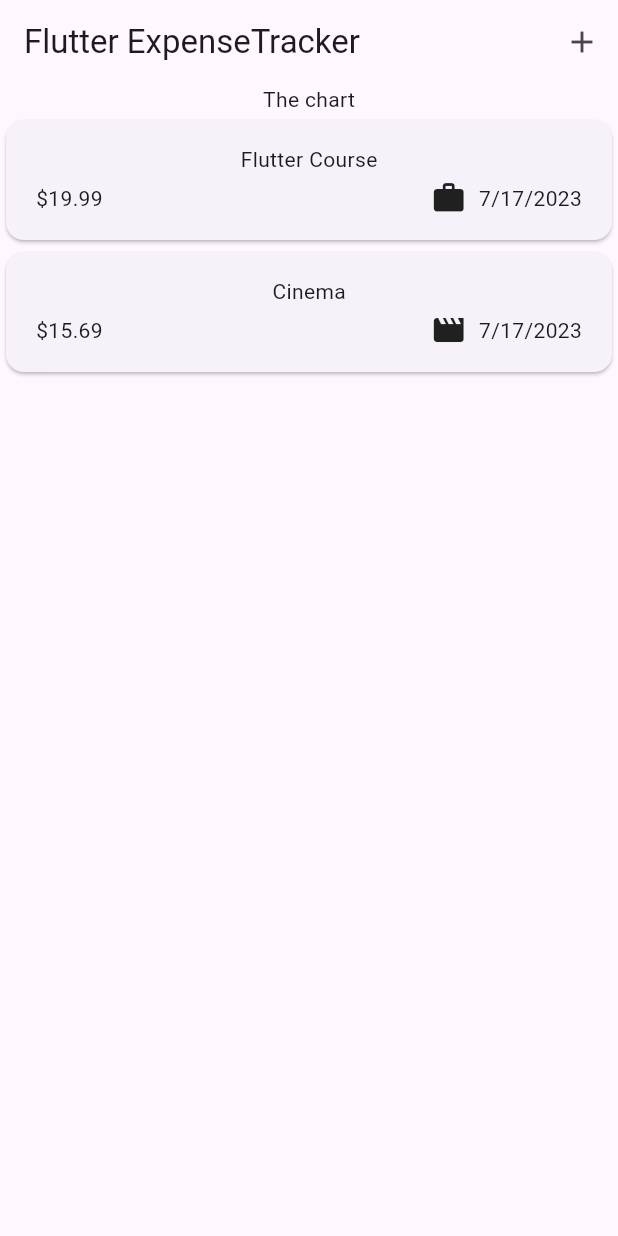
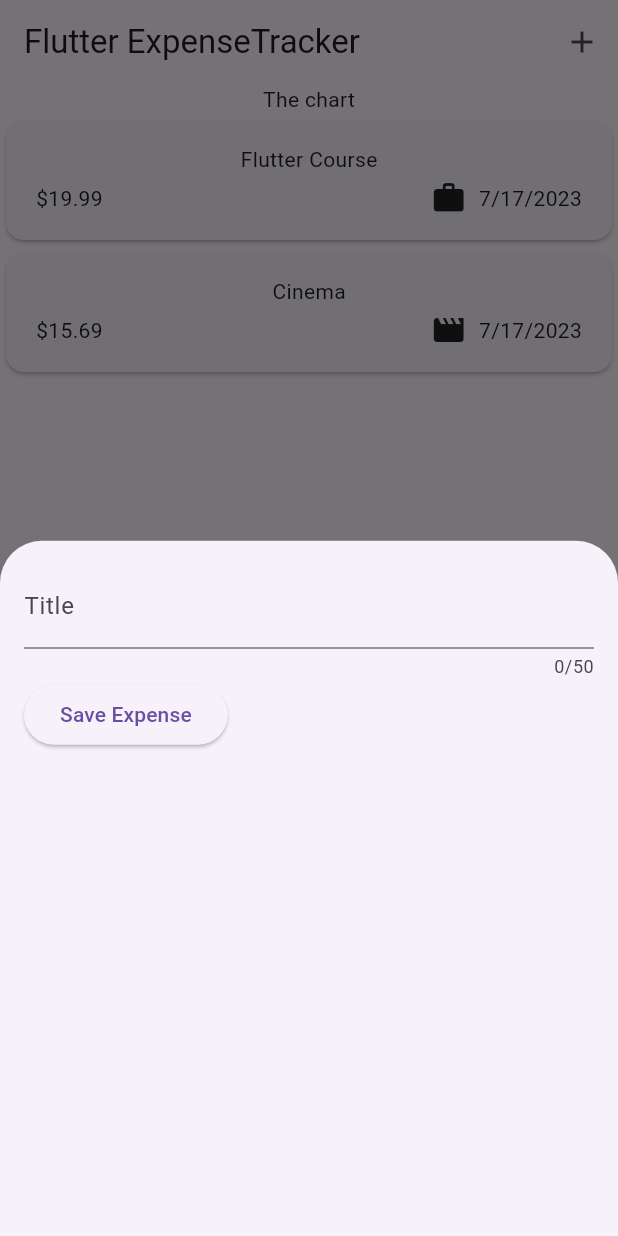
Before and after one commit to ThiagoFabiano/app-controle-de-gastos-Flutter, a Flutter app: the screen it shows after launch, after a tap on the "add" icon, on a phone screen of 412 x 824 dp. Run offline on Flutter 3.47's test engine with Material 2 defaults, Android fonts, the phone set to English and light mode, and no system bars.

Commit message:
feat: adiciona input para titulo do gasto e salva texto digitado em uma variavel

```diff
--- a/lib/widgets/expenses.dart
+++ b/lib/widgets/expenses.dart
@@ -1,5 +1,6 @@
 import 'package:expense_tracker/widgets/expenses-list/expenses_list.dart';
 import 'package:expense_tracker/models/expense.dart';
+import 'package:expense_tracker/widgets/new_expenses.dart';
 import 'package:flutter/material.dart';
 
 class Expenses extends StatefulWidget {
@@ -27,6 +28,13 @@ class _ExpensesState extends State<Expenses> {
     ),
   ];
 
+  void _openAddExpenseOverlay() {
+    showModalBottomSheet(
+      context: context,
+      builder: (ctx) => NewExpense(),
+    );
+  }
+
   @override
   Widget build(BuildContext context) {
     return Scaffold(
@@ -34,14 +42,14 @@ class _ExpensesState extends State<Expenses> {
         title: const Text('Flutter ExpenseTracker'),
         actions: [
           IconButton(
-            onPressed:() {},
+            onPressed: _openAddExpenseOverlay,
             icon: const Icon(Icons.add),
           ),
         ],
       ),
       body: Column(
         children: [
-          Text('The chart'),
+          const Text('The chart'),
           Expanded(child: ExpensesList(expenses: _registeredExpenses))
         ],
       ),
--- /dev/null
+++ b/lib/widgets/new_expenses.dart
@@ -0,0 +1,41 @@
+import 'package:flutter/material.dart';
+
+class NewExpense extends StatefulWidget {
+  const NewExpense({super.key});
+
+  @override
+  State<NewExpense> createState() {
+    return _NewExpenseState();
+  }
+}
+
+class _NewExpenseState extends State<NewExpense> {
+  var _enteredTitle = '';
+
+  void _saveTitleInput(String inputValue) {
+    _enteredTitle = inputValue;
+  }
+
+  @override
+  Widget build(BuildContext context) {
+    return Padding(
+      padding: const EdgeInsets.all(16),
+      child: Column(
+        children: [
+          TextField(
+            onChanged: _saveTitleInput,
+            maxLength: 50,
+            decoration: const InputDecoration(label: Text('Title')),
+          ),
+          Row(
+            children: [
+              ElevatedButton(onPressed:() {
+                print(_enteredTitle);
+              }, child: Text('Save Expense'))
+            ],
+          ),
+        ],
+      ),
+    );
+  }
+}
```
